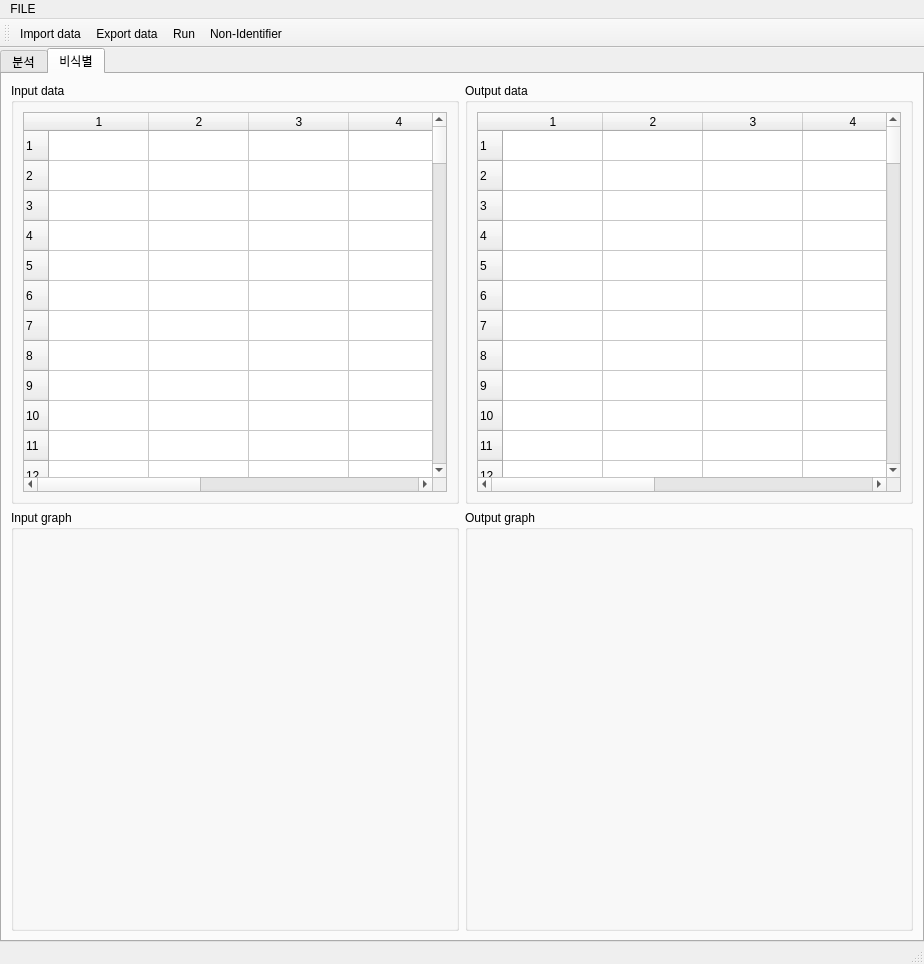
Above: UI/NonIdentifierUI.ui from zel0rd/Non-Identifying before the change. Below: the same form after it.
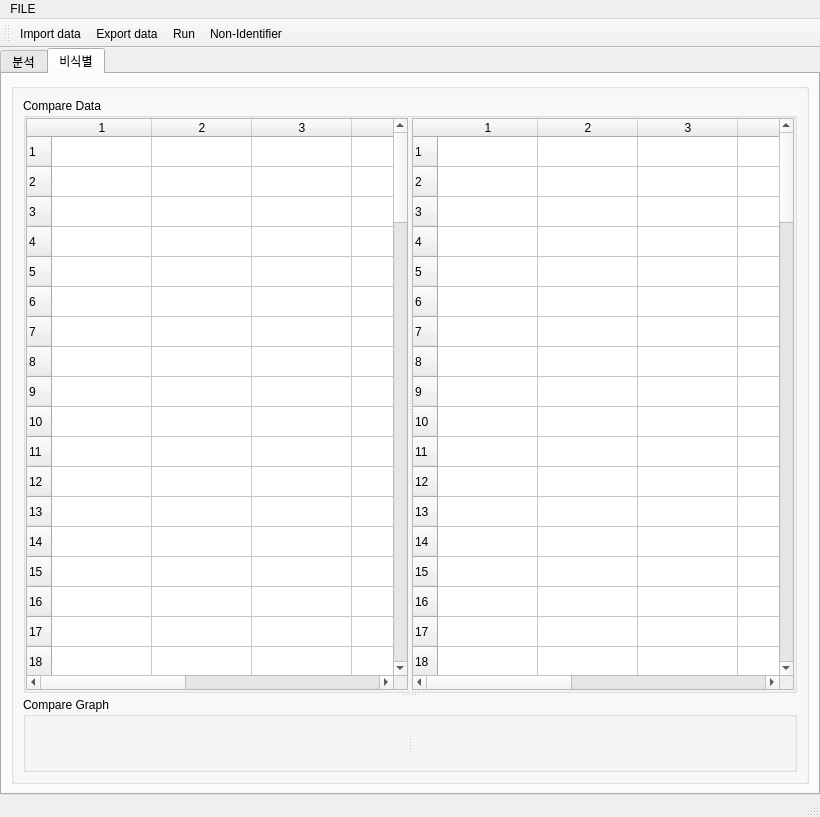
That is the form after the change. The open tabs and pages were chosen to show the change. Icons and pictures are not drawn. Custom widgets are drawn as their Qt base class.

Diff of the .ui file:
```diff
--- a/UI/NonIdentifierUI.ui
+++ b/UI/NonIdentifierUI.ui
@@ -9,8 +9,8 @@
    <rect>
     <x>0</x>
     <y>0</y>
-    <width>924</width>
-    <height>964</height>
+    <width>820</width>
+    <height>817</height>
    </rect>
   </property>
   <property name="sizePolicy">
@@ -532,156 +532,44 @@
        </attribute>
        <layout class="QGridLayout" name="gridLayout_9">
         <item row="0" column="1">
-         <widget class="QGroupBox" name="OUTPUTDATAbox">
-          <property name="sizePolicy">
-           <sizepolicy hsizetype="Preferred" vsizetype="Preferred">
-            <horstretch>0</horstretch>
-            <verstretch>0</verstretch>
-           </sizepolicy>
-          </property>
+         <widget class="QGroupBox" name="groupBox">
           <property name="title">
-           <string>Output data</string>
-          </property>
-          <layout class="QGridLayout" name="gridLayout_8">
-           <item row="0" column="0">
-            <widget class="QTableWidget" name="OUTPUTDATAtable_">
-             <property name="sizePolicy">
-              <sizepolicy hsizetype="Preferred" vsizetype="Preferred">
-               <horstretch>0</horstretch>
-               <verstretch>0</verstretch>
-              </sizepolicy>
-             </property>
-             <property name="rowCount">
-              <number>100</number>
-             </property>
-             <property name="columnCount">
-              <number>7</number>
-             </property>
-             <row/>
-             <row/>
-             <row/>
-             <row/>
-             <row/>
-             <row/>
-             <row/>
-             <row/>
-             <row/>
-             <row/>
-             <row/>
-             <row/>
-             <row/>
-             <row/>
-             <row/>
-             <row/>
-             <row/>
-             <row/>
-             <row/>
-             <row/>
-             <row/>
-             <row/>
-             <row/>
-             <row/>
-             <row/>
-             <row/>
-             <row/>
-             <row/>
-             <row/>
-             <row/>
-             <row/>
-             <row/>
-             <row/>
-             <row/>
-             <row/>
-             <row/>
-             <row/>
-             <row/>
-             <row/>
-             <row/>
-             <row/>
-             <row/>
-             <row/>
-             <row/>
-             <row/>
-             <row/>
-             <row/>
-             <row/>
-             <row/>
-             <row/>
-             <row/>
-             <row/>
-             <row/>
-             <row/>
-             <row/>
-             <row/>
-             <row/>
-             <row/>
-             <row/>
-             <row/>
-             <row/>
-             <row/>
-             <row/>
-             <row/>
-             <row/>
-             <row/>
-             <row/>
-             <row/>
-             <row/>
-             <row/>
-             <row/>
-             <row/>
-             <row/>
-             <row/>
-             <row/>
-             <row/>
-             <row/>
-             <row/>
-             <row/>
-             <row/>
-             <row/>
-             <row/>
-             <row/>
-             <row/>
-             <row/>
-             <row/>
-             <row/>
-             <row/>
-             <row/>
-             <row/>
-             <row/>
-             <row/>
-             <row/>
-             <row/>
-             <row/>
-             <row/>
-             <row/>
-             <row/>
-             <row/>
-             <row/>
-             <column/>
-             <column/>
-             <column/>
-             <column/>
-             <column/>
-             <column/>
-             <column/>
-            </widget>
-           </item>
-          </layout>
-         </widget>
-        </item>
-        <item row="0" column="0">
-         <widget class="QGroupBox" name="INPUTDATAbox">
-          <property name="sizePolicy">
-           <sizepolicy hsizetype="Preferred" vsizetype="Preferred">
-            <horstretch>0</horstretch>
-            <verstretch>0</verstretch>
-           </sizepolicy>
-          </property>
-          <property name="title">
-           <string>Input data</string>
+           <string/>
           </property>
           <layout class="QGridLayout" name="gridLayout_7">
            <item row="0" column="0">
+            <widget class="QSplitter" name="splitter_4">
+             <property name="orientation">
+              <enum>Qt::Vertical</enum>
+             </property>
+             <widget class="QGroupBox" name="INPUTDATAbox">
+              <property name="sizePolicy">
+               <sizepolicy hsizetype="Preferred" vsizetype="Preferred">
+                <horstretch>0</horstretch>
+                <verstretch>0</verstretch>
+               </sizepolicy>
+              </property>
+              <property name="title">
+               <string>Compare Data</string>
+              </property>
+              <layout class="QGridLayout" name="gridLayout_8">
+               <property name="leftMargin">
+                <number>0</number>
+               </property>
+               <property name="topMargin">
+                <number>0</number>
+               </property>
+               <property name="rightMargin">
+                <number>0</number>
+               </property>
+               <property name="bottomMargin">
+                <number>0</number>
+               </property>
+               <item row="0" column="0">
+                <widget class="QSplitter" name="splitter_5">
+                 <property name="orientation">
+                  <enum>Qt::Horizontal</enum>
+                 </property>
             <widget class="QTableWidget" name="INPUTDATAtable">
              <property name="sizePolicy">
               <sizepolicy hsizetype="Preferred" vsizetype="Preferred">
@@ -803,42 +691,165 @@
              <column/>
              <column/>
             </widget>
+                 <widget class="QTableWidget" name="OUTPUTDATAtable">
+                  <property name="sizePolicy">
+                   <sizepolicy hsizetype="Preferred" vsizetype="Preferred">
+                    <horstretch>0</horstretch>
+                    <verstretch>0</verstretch>
+                   </sizepolicy>
+                  </property>
+                  <property name="rowCount">
+                   <number>100</number>
+                  </property>
+                  <property name="columnCount">
+                   <number>7</number>
+                  </property>
+                  <row/>
+                  <row/>
+                  <row/>
+                  <row/>
+                  <row/>
+                  <row/>
+                  <row/>
+                  <row/>
+                  <row/>
+                  <row/>
+                  <row/>
+                  <row/>
+                  <row/>
+                  <row/>
+                  <row/>
+                  <row/>
+                  <row/>
+                  <row/>
+                  <row/>
+                  <row/>
+                  <row/>
+                  <row/>
+                  <row/>
+                  <row/>
+                  <row/>
+                  <row/>
+                  <row/>
+                  <row/>
+                  <row/>
+                  <row/>
+                  <row/>
+                  <row/>
+                  <row/>
+                  <row/>
+                  <row/>
+                  <row/>
+                  <row/>
+                  <row/>
+                  <row/>
+                  <row/>
+                  <row/>
+                  <row/>
+                  <row/>
+                  <row/>
+                  <row/>
+                  <row/>
+                  <row/>
+                  <row/>
+                  <row/>
+                  <row/>
+                  <row/>
+                  <row/>
+                  <row/>
+                  <row/>
+                  <row/>
+                  <row/>
+                  <row/>
+                  <row/>
+                  <row/>
+                  <row/>
+                  <row/>
+                  <row/>
+                  <row/>
+                  <row/>
+                  <row/>
+                  <row/>
+                  <row/>
+                  <row/>
+                  <row/>
+                  <row/>
+                  <row/>
+                  <row/>
+                  <row/>
+                  <row/>
+                  <row/>
+                  <row/>
+                  <row/>
+                  <row/>
+                  <row/>
+                  <row/>
+                  <row/>
+                  <row/>
+                  <row/>
+                  <row/>
+                  <row/>
+                  <row/>
+                  <row/>
+                  <row/>
+                  <row/>
+                  <row/>
+                  <row/>
+                  <row/>
+                  <row/>
+                  <row/>
+                  <row/>
+                  <row/>
+                  <row/>
+                  <row/>
+                  <row/>
+                  <row/>
+                  <column/>
+                  <column/>
+                  <column/>
+                  <column/>
+                  <column/>
+                  <column/>
+                  <column/>
+                 </widget>
+                </widget>
            </item>
           </layout>
          </widget>
-        </item>
-        <item row="1" column="0">
          <widget class="QGroupBox" name="inputGraphBox">
+              <property name="layoutDirection">
+               <enum>Qt::LeftToRight</enum>
+              </property>
           <property name="title">
-           <string>Input graph</string>
-          </property>
-          <widget class="MplWidget" name="inputGraph" native="true">
-           <property name="geometry">
-            <rect>
-             <x>10</x>
-             <y>30</y>
-             <width>411</width>
-             <height>311</height>
-            </rect>
-           </property>
-          </widget>
-         </widget>
-        </item>
-        <item row="1" column="1">
-         <widget class="QGroupBox" name="outputGraphBox">
-          <property name="title">
-           <string>Output graph</string>
-          </property>
-          <widget class="MplWidget" name="outputGraph" native="true">
-           <property name="geometry">
-            <rect>
-             <x>10</x>
-             <y>30</y>
-             <width>411</width>
-             <height>341</height>
-            </rect>
-           </property>
-          </widget>
+               <string>Compare Graph</string>
+              </property>
+              <layout class="QGridLayout" name="gridLayout_10">
+               <property name="leftMargin">
+                <number>0</number>
+               </property>
+               <property name="topMargin">
+                <number>0</number>
+               </property>
+               <property name="rightMargin">
+                <number>0</number>
+               </property>
+               <property name="bottomMargin">
+                <number>0</number>
+               </property>
+               <item row="0" column="0">
+                <widget class="QSplitter" name="splitter_6">
+                 <property name="orientation">
+                  <enum>Qt::Horizontal</enum>
+                 </property>
+                 <widget class="MplWidget" name="inputGraph" native="true"/>
+                 <widget class="MplWidget" name="outputGraph" native="true"/>
+                </widget>
+               </item>
+              </layout>
+             </widget>
+            </widget>
+           </item>
+          </layout>
          </widget>
         </item>
        </layout>
@@ -868,7 +879,7 @@
     <rect>
      <x>0</x>
      <y>0</y>
-     <width>924</width>
+     <width>820</width>
      <height>26</height>
     </rect>
    </property>
```
Left out of the diff: 49 changed lines with no effect on the pictures. Lines whose indentation alone changed are shown as unchanged.
